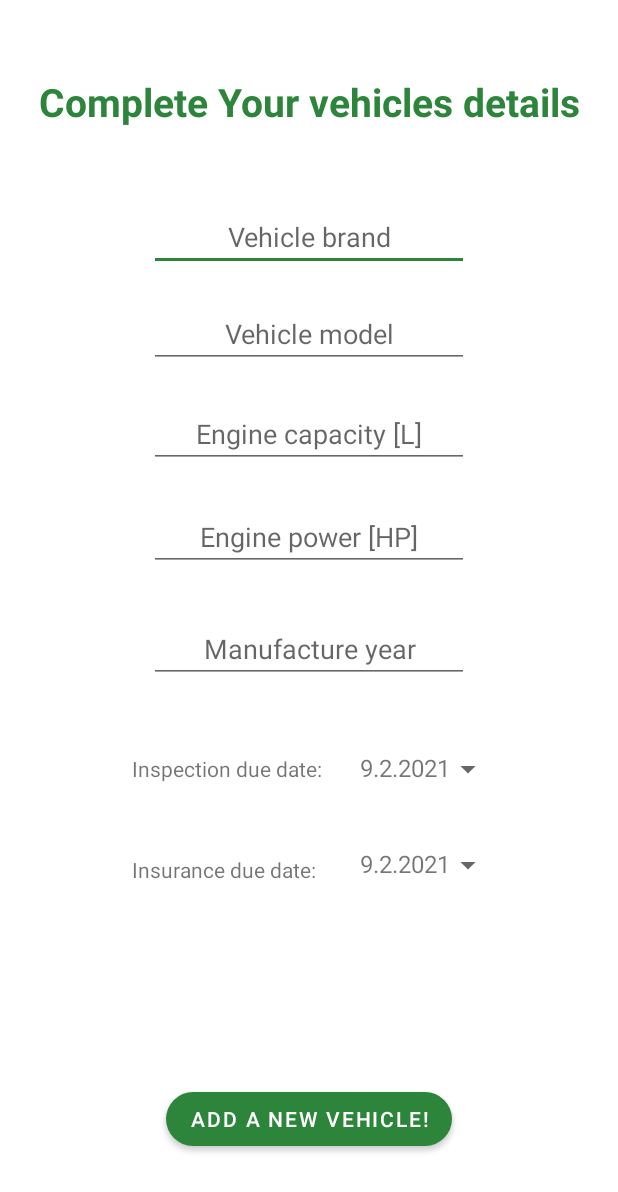
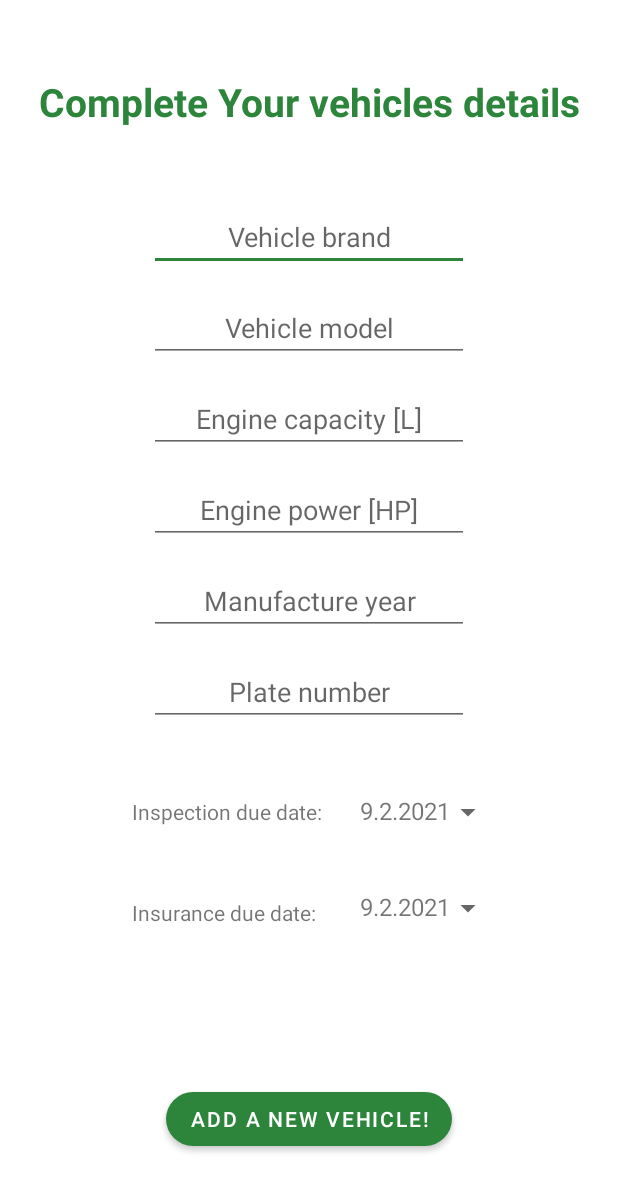
Before and after one commit to Pollongz/FuelApp, an Android app: the screen it shows after launch (AddVehicleActivity), after a tap on "ADD A NEW VEHICLE!", on a phone screen of 412 x 824 dp. Shown: the top 1192 px of the screen. Run offline under Robolectric (Android 15) with nearby library versions, the light colour scheme and no system bars; Roboto replaces fonts that are not available here.

Commit message:
added platenumber column and fixed UI on profile and main activity

```diff
--- a/app/src/main/java/com/example/fuelapp/Activities/AddVehicleActivity.java
+++ b/app/src/main/java/com/example/fuelapp/Activities/AddVehicleActivity.java
@@ -19,7 +19,7 @@ public class AddVehicleActivity extends AppCompatActivity implements View.OnClic
 
     final Calendar c = Calendar.getInstance();
     private int mYear, mMonth, mDay;
-    EditText newVehicleBrandEt, newVehicleModelEt, newVehicleHorseEt, newVehicleEngineEt, newVehicleYearEt;
+    EditText newVehicleBrandEt, newVehicleModelEt, newVehicleHorseEt, newVehicleEngineEt, newVehicleYearEt, newPlateNumberEt;
     TextView newInspectionTv, newInsuranceTv;
     Button addNewVehicleBtn;
 
@@ -40,6 +40,7 @@ public class AddVehicleActivity extends AppCompatActivity implements View.OnClic
         newInspectionTv = findViewById(R.id.newInspectionTv);
         newInsuranceTv = findViewById(R.id.newInsuranceTv);
         newVehicleYearEt = findViewById(R.id.newVehicleYearEt);
+        newPlateNumberEt = findViewById(R.id.newPlateNumberEt);
         addNewVehicleBtn = findViewById(R.id.addNewVehicleBtn);
 
         newInspectionTv.setText(currentDate);
@@ -55,7 +56,8 @@ public class AddVehicleActivity extends AppCompatActivity implements View.OnClic
                     Integer.parseInt(newVehicleHorseEt.getText().toString().trim()),
                     newInspectionTv.getText().toString().trim(),
                     newInsuranceTv.getText().toString().trim(),
-                    Integer.parseInt(newVehicleYearEt.getText().toString().trim())
+                    Integer.parseInt(newVehicleYearEt.getText().toString().trim()),
+                    newPlateNumberEt.getText().toString().trim()
             );
 
             Intent intent = new Intent(this, MainActivity.class);
--- a/app/src/main/java/com/example/fuelapp/Activities/MainActivity.java
+++ b/app/src/main/java/com/example/fuelapp/Activities/MainActivity.java
@@ -24,7 +24,7 @@ public class MainActivity extends AppCompatActivity implements View.OnClickListe
     public static final String COLUMN_VEHICLE_ID = "_id";
     private DatabaseHelper myDB;
     private com.example.fuelapp.RecyclerViews.RecyclerAdapter.RecyclerViewClickListener listener;
-    private ArrayList<String> vehicleIds, vehicleBrands, vehicleModels, vehicleHorses, vehicleEngines, vehicleYears;
+    private ArrayList<String> vehicleIds, vehicleBrands, vehicleModels, vehicleHorses, vehicleEngines, vehicleYears, plateNumbers;
     private TextView noDataTv;
     private ImageView noDataIv;
     private RecyclerView recyclerView;
@@ -50,6 +50,7 @@ public class MainActivity extends AppCompatActivity implements View.OnClickListe
         vehicleEngines = new ArrayList<>();
         vehicleHorses = new ArrayList<>();
         vehicleYears = new ArrayList<>();
+        plateNumbers = new ArrayList<>();
 
         storeVehiclesInArrays();
         createAdapter();
@@ -58,7 +59,7 @@ public class MainActivity extends AppCompatActivity implements View.OnClickListe
 
     private void createAdapter() {
         setOnClickListener();
-        RecyclerAdapter = new RecyclerAdapter(MainActivity.this, vehicleIds, vehicleBrands, vehicleModels,  vehicleEngines, vehicleHorses, vehicleYears, listener);
+        RecyclerAdapter = new RecyclerAdapter(MainActivity.this, vehicleIds, vehicleBrands, vehicleModels,  vehicleEngines, vehicleHorses, vehicleYears, plateNumbers, listener);
         recyclerView.setAdapter(RecyclerAdapter);
         LinearLayoutManager layoutManager = new LinearLayoutManager(MainActivity.this);
         recyclerView.setLayoutManager(layoutManager);
@@ -87,6 +88,7 @@ public class MainActivity extends AppCompatActivity implements View.OnClickListe
                     vehicleEngines.add(cursor.getString(3));
                     vehicleHorses.add(cursor.getString(4));
                     vehicleYears.add(cursor.getString(7));
+                    plateNumbers.add(cursor.getString(8));
 
                     noDataIv.setVisibility(View.GONE);
                     noDataTv.setVisibility(View.GONE);
--- a/app/src/main/java/com/example/fuelapp/Database/DatabaseHelper.java
+++ b/app/src/main/java/com/example/fuelapp/Database/DatabaseHelper.java
@@ -26,6 +26,7 @@ public class DatabaseHelper extends SQLiteOpenHelper {
     private static final String COLUMN_INSPECTION_DATE = "vehicle_inspection_date";
     private static final String COLUMN_INSURANCE_DATE = "vehicle_insurance_date";
     private static final String COLUMN_YEAR_MADE = "vehicle_year_made";
+    private static final String COLUMN_PLATE_NUMBER = "vehicle_plate_number";
 
     private static final String TABLE_FUELS = "fuels";
     private static final String COLUMN_FUEL_ID = "fuel_id";
@@ -62,7 +63,8 @@ public class DatabaseHelper extends SQLiteOpenHelper {
                         COLUMN_HORSE_POWER + " INTEGER, " +
                         COLUMN_INSPECTION_DATE + " TEXT, " +
                         COLUMN_INSURANCE_DATE + " TEXT, " +
-                        COLUMN_YEAR_MADE + " INTEGER);";
+                        COLUMN_YEAR_MADE + " INTEGER, " +
+                        COLUMN_PLATE_NUMBER + " TEXT);";
         String query2 =
                 "CREATE TABLE " + TABLE_FUELS +
                         " (" + COLUMN_FUEL_ID + " INTEGER PRIMARY KEY AUTOINCREMENT, " +
@@ -100,7 +102,8 @@ public class DatabaseHelper extends SQLiteOpenHelper {
                 int horsePower,
                 String inspectionDate,
                 String insuranceDate,
-                int yearMade
+                int yearMade,
+                String plateNumber
     ) {
         SQLiteDatabase db = this.getWritableDatabase();
         ContentValues cv = new ContentValues();
@@ -112,6 +115,7 @@ public class DatabaseHelper extends SQLiteOpenHelper {
         cv.put(COLUMN_INSPECTION_DATE, inspectionDate);
         cv.put(COLUMN_INSURANCE_DATE, insuranceDate);
         cv.put(COLUMN_YEAR_MADE, yearMade);
+        cv.put(COLUMN_PLATE_NUMBER, plateNumber);
         long result = db.insert(TABLE_VEHICLES, null, cv);
         if (result == -1) {
             Toast.makeText(context, "Failed adding new vehicle.", Toast.LENGTH_SHORT).show();
--- a/app/src/main/java/com/example/fuelapp/RecyclerViews/RecyclerAdapter.java
+++ b/app/src/main/java/com/example/fuelapp/RecyclerViews/RecyclerAdapter.java
@@ -15,7 +15,7 @@ import java.util.ArrayList;
 
 public class RecyclerAdapter extends RecyclerView.Adapter<RecyclerAdapter.MyViewHolder> {
 
-    private ArrayList<String> vehicleIds, vehicleBrands, vehicleModels, vehicleHorses, vehicleEngines, vehicleYears;
+    private ArrayList<String> vehicleIds, vehicleBrands, vehicleModels, vehicleHorses, vehicleEngines, vehicleYears, plateNumbers;
     private Context context;
     private RecyclerViewClickListener listener;
 
@@ -26,6 +26,7 @@ public class RecyclerAdapter extends RecyclerView.Adapter<RecyclerAdapter.MyView
                            ArrayList<String> vehicleEngines,
                            ArrayList<String> vehicleHorses,
                            ArrayList<String> vehicleYears,
+                           ArrayList<String> plateNumbers,
                            RecyclerViewClickListener listener) {
         this.vehicleIds = vehicleIds;
         this.vehicleBrands = vehicleBrands;
@@ -33,6 +34,7 @@ public class RecyclerAdapter extends RecyclerView.Adapter<RecyclerAdapter.MyView
         this.vehicleEngines = vehicleEngines;
         this.vehicleHorses = vehicleHorses;
         this.vehicleYears = vehicleYears;
+        this.plateNumbers = plateNumbers;
         this.context = context;
         this.listener = listener;
     }
@@ -53,9 +55,7 @@ public class RecyclerAdapter extends RecyclerView.Adapter<RecyclerAdapter.MyView
 
         holder.vehicleBrandTv.setText(String.valueOf(vehicleBrands.get(position)));
         holder.vehicleModelTv.setText(String.valueOf(vehicleModels.get(position)));
-        holder.vehicleEngineTv.setText(String.valueOf(vehicleEngines.get(position)));
-        holder.vehicleHorseTv.setText($vehicleHorse);
-        holder.vehicleYearTv.setText(String.valueOf(vehicleYears.get(position)));
+        holder.plateNumberTv.setText(String.valueOf(plateNumbers.get(position)));
     }
 
     @Override
@@ -69,16 +69,14 @@ public class RecyclerAdapter extends RecyclerView.Adapter<RecyclerAdapter.MyView
 
     public class MyViewHolder extends RecyclerView.ViewHolder implements View.OnClickListener {
 
-        private TextView vehicleBrandTv, vehicleModelTv, vehicleHorseTv, vehicleEngineTv, vehicleYearTv, dateTv;
+        private TextView vehicleBrandTv, vehicleModelTv, plateNumberTv;
 
         //Defining elements of a itemView
         public MyViewHolder(@NonNull View view) {
             super(view);
             vehicleBrandTv = view.findViewById(R.id.fuelAmountTv);
             vehicleModelTv = view.findViewById(R.id.fuelCostTv);
-            vehicleEngineTv = view.findViewById(R.id.vehicleEngineTv);
-            vehicleHorseTv = view.findViewById(R.id.vehicleHorseTv);
-            vehicleYearTv = view.findViewById(R.id.vehicleYearTv);
+            plateNumberTv = view.findViewById(R.id.plateNumberTv);
 
             view.setOnClickListener(this);
         }
--- a/app/src/main/res/layout/activity_add_vehicle.xml
+++ b/app/src/main/res/layout/activity_add_vehicle.xml
@@ -5,6 +5,19 @@
     android:layout_width="match_parent"
     android:layout_height="match_parent"
     tools:context=".Activities.AddVehicleActivity">
+
+    <TextView
+        android:id="@+id/addVehicleTitle"
+        android:layout_width="wrap_content"
+        android:layout_height="wrap_content"
+        android:layout_marginTop="50dp"
+        android:text="Complete Your vehicles details"
+        android:textColor="#2C853B"
+        android:textSize="26sp"
+        android:textStyle="bold"
+        app:layout_constraintEnd_toEndOf="parent"
+        app:layout_constraintStart_toStartOf="parent"
+        app:layout_constraintTop_toTopOf="parent" />
 
     <Button
         android:id="@+id/addNewVehicleBtn"
@@ -29,6 +42,7 @@
         android:hint="Vehicle brand"
         android:inputType="text"
         android:shadowColor="#2C853B"
+        android:textAllCaps="true"
         android:textColorHighlight="#2C853B"
         android:textColorLink="#2C853B"
         app:layout_constraintEnd_toEndOf="parent"
@@ -39,12 +53,13 @@
         android:id="@+id/newVehicleModelEt"
         android:layout_width="wrap_content"
         android:layout_height="wrap_content"
-        android:layout_marginTop="19dp"
+        android:layout_marginTop="15dp"
         android:ems="10"
         android:gravity="center"
         android:hint="Vehicle model"
         android:inputType="text"
         android:shadowColor="#2C853B"
+        android:textAllCaps="true"
         android:textColorHighlight="#2C853B"
         android:textColorLink="#2C853B"
         app:layout_constraintStart_toStartOf="@+id/newVehicleBrandEt"
@@ -54,11 +69,12 @@
         android:id="@+id/newVehicleEngineEt"
         android:layout_width="wrap_content"
         android:layout_height="wrap_content"
-        android:layout_marginTop="21dp"
+        android:layout_marginTop="15dp"
         android:ems="10"
         android:gravity="center"
         android:hint="Engine capacity [L]"
         android:inputType="numberDecimal"
+        android:textAllCaps="false"
         android:textColorHighlight="#2C853B"
         android:textColorLink="#2C853B"
         app:layout_constraintStart_toStartOf="@+id/newVehicleModelEt"
@@ -68,7 +84,7 @@
         android:id="@+id/newVehicleHorseEt"
         android:layout_width="wrap_content"
         android:layout_height="wrap_content"
-        android:layout_marginTop="23dp"
+        android:layout_marginTop="15dp"
         android:ems="10"
         android:gravity="center"
         android:hint="Engine power [HP]"
@@ -82,7 +98,7 @@
         android:id="@+id/newVehicleYearEt"
         android:layout_width="wrap_content"
         android:layout_height="wrap_content"
-        android:layout_marginTop="29dp"
+        android:layout_marginTop="15dp"
         android:ems="10"
         android:gravity="center"
         android:hint="Manufacture year"
@@ -92,18 +108,20 @@
         app:layout_constraintStart_toStartOf="@+id/newVehicleHorseEt"
         app:layout_constraintTop_toBottomOf="@+id/newVehicleHorseEt" />
 
-    <TextView
-        android:id="@+id/addVehicleTitle"
+    <EditText
+        android:id="@+id/newPlateNumberEt"
         android:layout_width="wrap_content"
         android:layout_height="wrap_content"
-        android:layout_marginTop="50dp"
-        android:text="Complete Your vehicles details"
-        android:textColor="#2C853B"
-        android:textSize="26sp"
-        android:textStyle="bold"
-        app:layout_constraintEnd_toEndOf="parent"
-        app:layout_constraintStart_toStartOf="parent"
-        app:layout_constraintTop_toTopOf="parent" />
+        android:layout_marginTop="15dp"
+        android:ems="10"
+        android:gravity="center"
+        android:hint="Plate number"
+        android:inputType="text"
+        android:textAllCaps="true"
+        android:textColorHighlight="#2C853B"
+        android:textColorLink="#2C853B"
+        app:layout_constraintStart_toStartOf="@+id/newVehicleYearEt"
+        app:layout_constraintTop_toBottomOf="@+id/newVehicleYearEt" />
 
     <TextView
         android:id="@+id/textView"
@@ -113,7 +131,7 @@
         android:layout_marginTop="47dp"
         android:text="Inspection due date:"
         app:layout_constraintStart_toStartOf="parent"
-        app:layout_constraintTop_toBottomOf="@+id/newVehicleYearEt" />
+        app:layout_constraintTop_toBottomOf="@+id/newPlateNumberEt" />
 
     <TextView
         android:id="@+id/textView4"
@@ -136,7 +154,7 @@
         android:hint="01.01.1970"
         android:textSize="16sp"
         app:layout_constraintEnd_toEndOf="parent"
-        app:layout_constraintTop_toBottomOf="@+id/newVehicleYearEt" />
+        app:layout_constraintTop_toBottomOf="@+id/newPlateNumberEt" />
 
     <TextView
         android:id="@+id/newInsuranceTv"
```
Also changed, not shown: app/src/main/java/com/example/fuelapp/Activities/ProfileActivity.java (+6 -4 lines), app/src/main/res/layout/list_items.xml (+5 -24 lines), app/src/main/res/layout/profile_activity.xml (+38 -6 lines).
